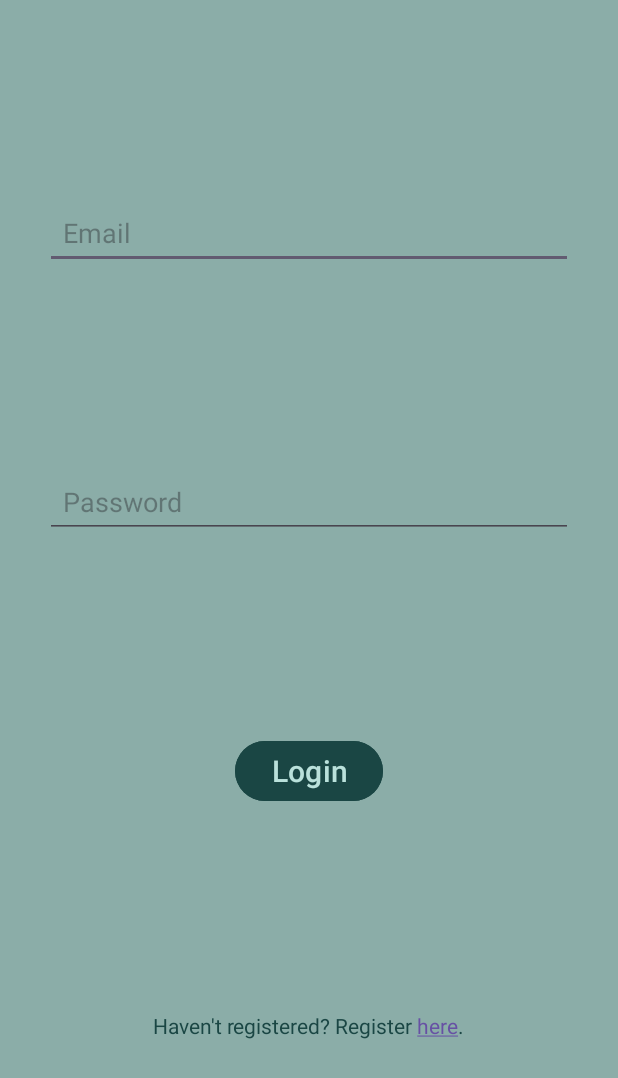
After one commit to CS5520FeinbergFall2023/group-project-group-18, an Android app: the LoginActivity screen opened directly, with no data from a screen before it, on a phone screen of 412 x 824 dp. The commit adds this screen. Shown: the top 1078 px of the screen. Run offline under Robolectric (Android 15) with nearby library versions, the phone set to English and light mode, and no system bars; our stand-ins replace Firebase (no records; nobody signed in at launch, a user with empty details on screens opened directly); libraries missing offline, so code that uses them is left out: org.checkerframework.checker.

Commit message:
implement register/login/logout

```diff
--- a/app/src/main/AndroidManifest.xml
+++ b/app/src/main/AndroidManifest.xml
@@ -21,6 +21,9 @@
                 <category android:name="android.intent.category.LAUNCHER" />
             </intent-filter>
         </activity>
+        <activity android:name=".Auth.RegisterActivity"/>
+        <activity android:name=".Auth.LoginActivity"/>
+
     </application>
 
 </manifest>
--- /dev/null
+++ b/app/src/main/java/edu/northeastern/finalproject/Auth/LoginActivity.java
@@ -0,0 +1,98 @@
+package edu.northeastern.finalproject.Auth;
+
+import android.content.Intent;
+import android.os.Bundle;
+import android.text.SpannableString;
+import android.text.Spanned;
+import android.text.TextPaint;
+import android.text.method.LinkMovementMethod;
+import android.text.style.ClickableSpan;
+import android.util.Log;
+import android.view.View;
+import android.widget.Button;
+import android.widget.EditText;
+import android.widget.TextView;
+import android.widget.Toast;
+
+import androidx.annotation.NonNull;
+import androidx.appcompat.app.AppCompatActivity;
+
+import com.google.firebase.auth.FirebaseAuth;
+import com.google.firebase.auth.FirebaseAuthInvalidCredentialsException;
+import com.google.firebase.auth.FirebaseAuthInvalidUserException;
+import com.google.firebase.auth.FirebaseAuthUserCollisionException;
+
+import org.checkerframework.checker.units.qual.C;
+import org.jetbrains.annotations.NotNull;
+
+import edu.northeastern.finalproject.MainActivity;
+import edu.northeastern.finalproject.MoodFragment.AddMoodFragment;
+import edu.northeastern.finalproject.R;
+
+public class LoginActivity extends AppCompatActivity {
+    private EditText editTextEmail, editTextPassword;
+    private FirebaseAuth mAuth;
+    private TextView registerGuide;
+
+    @Override
+    protected void onCreate(Bundle savedInstanceState){
+        super.onCreate(savedInstanceState);
+        setContentView(R.layout.activity_login);
+
+        mAuth = FirebaseAuth.getInstance();
+        editTextEmail = findViewById(R.id.editTextEmail_Login);
+        editTextPassword = findViewById(R.id.editTextPassword_Login);
+        registerGuide = findViewById(R.id.registerGuide_Login);
+        Button buttonLogin = findViewById(R.id.buttonLogin_Login);
+
+        buttonLogin.setOnClickListener(v -> loginUser());
+        makeRegisterTextClickable(registerGuide);
+    }
+
+    private void makeRegisterTextClickable(TextView textView){
+        String fullText = "Haven't registered? Register here.";
+        SpannableString ss = new SpannableString(fullText);
+        ClickableSpan clickableSpan = new ClickableSpan() {
+            @Override
+            public void onClick(@NonNull View widget) {
+                Intent intent = new Intent(LoginActivity.this, RegisterActivity.class);
+                startActivity(intent);
+            }
+
+            @Override
+            public void updateDrawState(@NotNull TextPaint ds){
+                super.updateDrawState(ds);
+                ds.setColor(ds.linkColor);
+            }
+        };
+
+        int start = fullText.indexOf("here");
+        int end = start + "here".length();
+        ss.setSpan(clickableSpan, start, end, Spanned.SPAN_EXCLUSIVE_EXCLUSIVE);
+
+        textView.setText(ss);
+        textView.setMovementMethod(LinkMovementMethod.getInstance());
+    }
+
+    private void loginUser(){
+
+        String email = editTextEmail.getText().toString().trim();
+        String password = editTextPassword.getText().toString().trim();
+
+        mAuth.signInWithEmailAndPassword(email, password).addOnCompleteListener(task -> {
+            if (task.isSuccessful()){
+                Intent intent = new Intent(this, MainActivity.class);
+                startActivity(intent);
+                finish();
+            }else{
+                if (task.getException() instanceof FirebaseAuthInvalidUserException){
+                    Toast.makeText(LoginActivity.this,  "Email address does not exist.", Toast.LENGTH_SHORT).show();
+                }else if (task.getException() instanceof FirebaseAuthInvalidCredentialsException){
+                    Toast.makeText(LoginActivity.this, "Password is incorrect.", Toast.LENGTH_SHORT).show();
+                }else{
+                    Toast.makeText(LoginActivity.this, "Login error: " + task.getException().getMessage(), Toast.LENGTH_SHORT).show();
+                }
+            }
+        });
+    }
+}
--- /dev/null
+++ b/app/src/main/res/layout/activity_login.xml
@@ -0,0 +1,89 @@
+<?xml version="1.0" encoding="utf-8"?>
+<androidx.constraintlayout.widget.ConstraintLayout xmlns:android="http://schemas.android.com/apk/res/android"
+    xmlns:app="http://schemas.android.com/apk/res-auto"
+    android:layout_width="match_parent"
+    android:layout_height="match_parent"
+    android:background="@color/mid">
+
+    <EditText
+        android:id="@+id/editTextEmail_Login"
+        android:layout_width="0dp"
+        android:layout_height="wrap_content"
+        android:hint="Email"
+        android:padding="12dp"
+        app:layout_constraintBottom_toTopOf="@+id/editTextPassword_Login"
+        app:layout_constraintLeft_toRightOf="@id/guidelineLeft"
+        app:layout_constraintRight_toLeftOf="@id/guidelineRight"
+        app:layout_constraintTop_toTopOf="parent"
+        app:layout_constraintVertical_bias="0.5" />
+
+    <EditText
+        android:id="@+id/editTextPassword_Login"
+        android:layout_width="0dp"
+        android:layout_height="wrap_content"
+        android:hint="Password"
+        android:inputType="textPassword"
+        android:padding="12dp"
+        app:layout_constraintBottom_toTopOf="@+id/buttonLogin_Login"
+        app:layout_constraintHorizontal_bias="0.0"
+        app:layout_constraintLeft_toRightOf="@id/guidelineLeft"
+        app:layout_constraintRight_toLeftOf="@id/guidelineRight"
+        app:layout_constraintTop_toBottomOf="@+id/editTextEmail_Login"
+        app:layout_constraintVertical_bias="0.5" />
+
+    <Button
+        android:id="@+id/buttonLogin_Login"
+        android:layout_width="wrap_content"
+        android:layout_height="wrap_content"
+        android:backgroundTint="@color/dark"
+        android:text="Login"
+        android:textColor="@color/light"
+        android:textSize="20dp"
+        app:layout_constraintBottom_toTopOf="@+id/registerGuide_Login"
+        app:layout_constraintLeft_toRightOf="@id/guidelineLeft"
+        app:layout_constraintRight_toLeftOf="@id/guidelineRight"
+        app:layout_constraintTop_toBottomOf="@+id/editTextPassword_Login"
+        app:layout_constraintVertical_bias="0.5" />
+
+    <TextView
+        android:id="@+id/registerGuide_Login"
+        android:layout_width="wrap_content"
+        android:layout_height="wrap_content"
+        android:layout_marginTop="5dp"
+        android:text="Haven't registered? Register here."
+        android:textColor="@color/dark"
+        app:layout_constraintBottom_toBottomOf="parent"
+        app:layout_constraintEnd_toEndOf="parent"
+        app:layout_constraintStart_toStartOf="parent"
+        app:layout_constraintTop_toBottomOf="@+id/buttonLogin_Login"
+        app:layout_constraintVertical_bias="0.5" />
+
+    <androidx.constraintlayout.widget.Guideline
+        android:id="@+id/guidelineLeft"
+        android:layout_width="wrap_content"
+        android:layout_height="wrap_content"
+        android:orientation="vertical"
+        app:layout_constraintGuide_begin="30dp" />
+
+    <androidx.constraintlayout.widget.Guideline
+        android:id="@+id/guidelineRight"
+        android:layout_width="wrap_content"
+        android:layout_height="wrap_content"
+        android:orientation="vertical"
+        app:layout_constraintGuide_end="30dp" />
+
+    <androidx.constraintlayout.widget.Guideline
+        android:id="@+id/guidelineTop"
+        android:layout_width="wrap_content"
+        android:layout_height="wrap_content"
+        android:orientation="horizontal"
+        app:layout_constraintGuide_begin="30dp" />
+
+    <androidx.constraintlayout.widget.Guideline
+        android:id="@+id/guidelineBottom"
+        android:layout_width="wrap_content"
+        android:layout_height="wrap_content"
+        android:orientation="horizontal"
+        app:layout_constraintGuide_end="30dp" />
+
+</androidx.constraintlayout.widget.ConstraintLayout>
--- a/app/src/main/res/values/colors.xml
+++ b/app/src/main/res/values/colors.xml
@@ -2,4 +2,10 @@
 <resources>
     <color name="black">#FF000000</color>
     <color name="white">#FFFFFFFF</color>
+    <color name="brand">#0D9488</color>
+    <color name="darkest">#061D1C</color>
+    <color name="dark">#1A4644</color>
+    <color name="mid">#8BADA8</color>
+    <color name="light">#BAE1DB</color>
+    <color name="lightest">#FFFFFF</color>
 </resources>
--- a/build.gradle.kts
+++ b/build.gradle.kts
@@ -1,4 +1,5 @@
 // Top-level build file where you can add configuration options common to all sub-projects/modules.
 plugins {
     id("com.android.application") version "8.1.1" apply false
+    id("com.google.gms.google-services") version "4.4.0" apply false
 }
```
Also changed, not shown: app/build.gradle.kts (+10 -0 lines), app/src/main/java/edu/northeastern/finalproject/Auth/RegisterActivity.java (added, +56 -0 lines), app/src/main/java/edu/northeastern/finalproject/MoodFragment/AddMoodFragment.java (+60 -1 lines), app/src/main/res/layout/activity_register.xml (added, +76 -0 lines), app/src/main/res/layout/fragment_mood.xml (+15 -1 lines), 1 other file.
